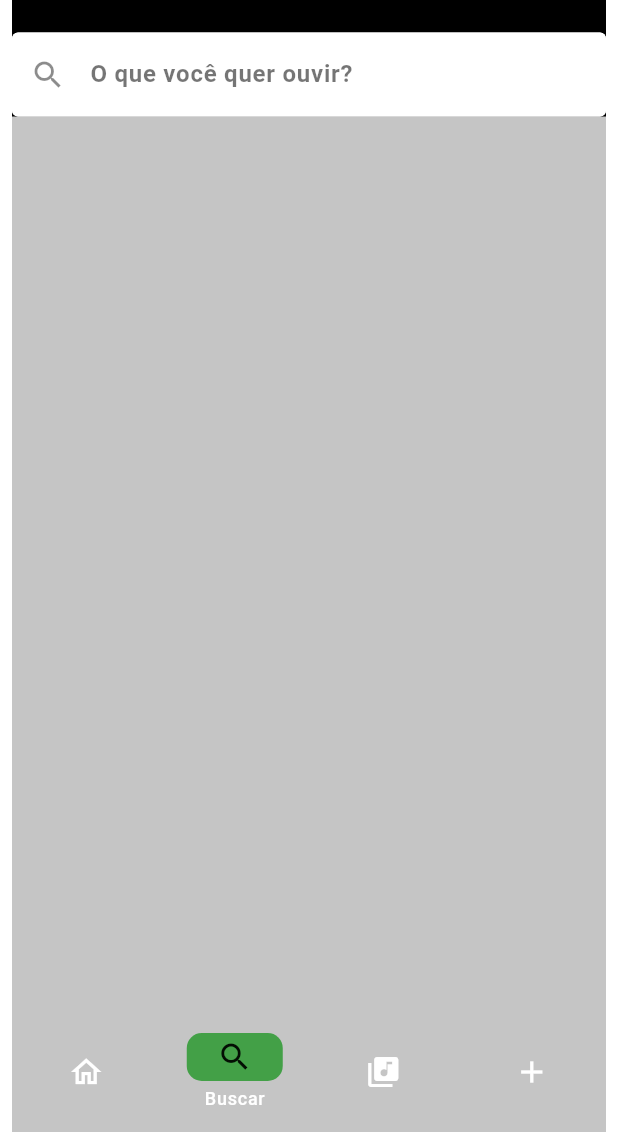
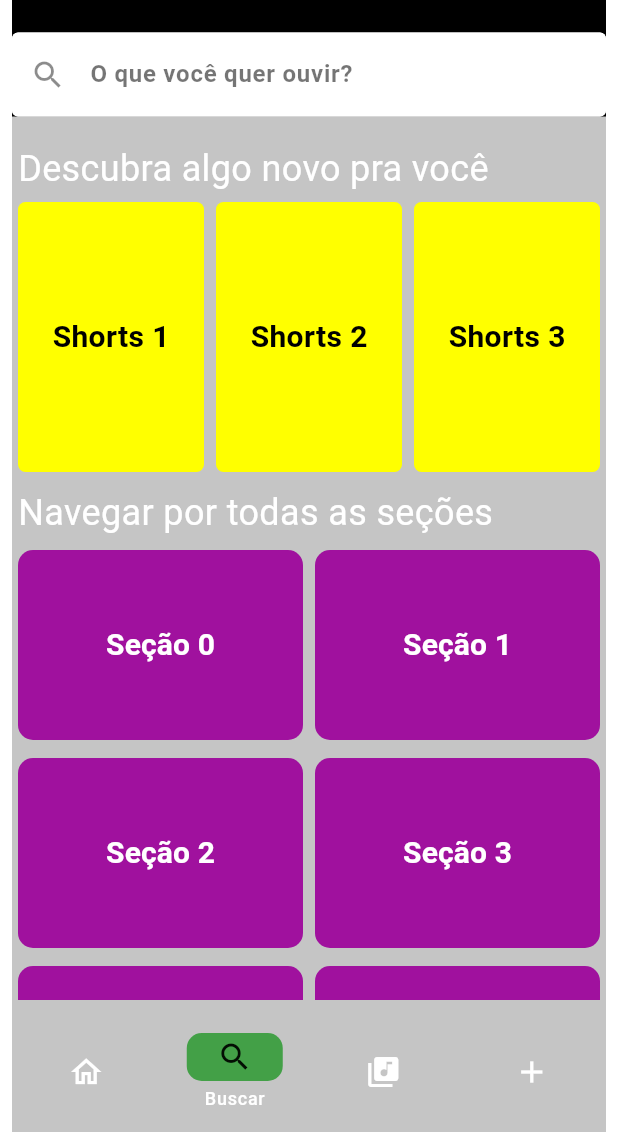
Before and after one commit to DanielMarcosPires/SpotifyClone, a Flutter app: the screen it shows after launch, item 2 of the bottom bar chosen, on a phone screen of 412 x 824 dp, the part 92-1236 px from its top. Run offline on Flutter 3.47's test engine with Material 3 defaults, Android fonts, the phone set to English and light mode, and no system bars.

Commit message:
Fazendo os ajustes gerais.

```diff
--- /dev/null
+++ b/lib/Pages/Search/Components/catalogy.dart
@@ -0,0 +1,66 @@
+import 'dart:math';
+import 'package:flutter/material.dart';
+
+class Catalogy extends StatefulWidget {
+  const Catalogy({super.key});
+
+  @override
+  State<Catalogy> createState() => _CatalogyState();
+}
+
+class _CatalogyState extends State<Catalogy> {
+  // Função para gerar uma cor aleatória
+  Color getRandomColor() {
+    Random random = Random();
+    return Color.fromARGB(
+      255, // Opacidade fixa
+      random.nextInt(180), // Vermelho
+      random.nextInt(180), // Verde
+      random.nextInt(180), // Azul
+    );
+  }
+
+  @override
+  Widget build(BuildContext context) {
+    return Column(
+      crossAxisAlignment: CrossAxisAlignment.start,
+      spacing: 8,
+      children: [
+        Text("Navegar por todas as seções",style: TextStyle(fontSize: 24),),
+        GridView.builder(
+          physics: NeverScrollableScrollPhysics(),
+          shrinkWrap: true,
+          gridDelegate: SliverGridDelegateWithFixedCrossAxisCount(
+            crossAxisCount: 2, // Número de colunas
+            crossAxisSpacing: 8, // Espaçamento horizontal
+            mainAxisSpacing: 12, // Espaçamento vertical
+            childAspectRatio: 1.5, // Ajusta a proporção do item
+          ),
+          itemCount: 12,
+          itemBuilder: (BuildContext context, int index) {
+            return TextButton(
+              onPressed: (){},
+              style: ButtonStyle(
+                padding: WidgetStatePropertyAll(EdgeInsets.all(0)),
+                shape: WidgetStatePropertyAll(
+                  RoundedRectangleBorder(
+                    borderRadius: BorderRadius.circular(10),
+                  )
+                ),
+                backgroundColor: WidgetStatePropertyAll(getRandomColor()),
+              ),
+              child: Text(
+                "Seção $index",
+                style: TextStyle(
+                  fontSize: 20,
+                  fontWeight: FontWeight.bold,
+                  color: Colors.white,
+                ),
+              ),
+            );
+          },
+        ),
+      ],
+    );
+  }
+}
--- /dev/null
+++ b/lib/Pages/Search/Components/shorts_video.dart
@@ -0,0 +1,61 @@
+import 'package:flutter/material.dart';
+
+class ShortsVideo extends StatefulWidget {
+  final List<Widget> children;
+
+  const ShortsVideo({super.key, required this.children});
+
+  @override
+  State<ShortsVideo> createState() => _ShortsVideoState();
+}
+
+class _ShortsVideoState extends State<ShortsVideo> {
+  Widget containsShorts(List<Widget> children) {
+    if (children.isEmpty) {
+      return GridView.builder(
+        shrinkWrap: true,
+        physics: NeverScrollableScrollPhysics(),
+        gridDelegate: SliverGridDelegateWithFixedCrossAxisCount(
+            crossAxisCount: 3, // Número de colunas (pode ser ajustado)
+            crossAxisSpacing: 8,
+            mainAxisSpacing: 8,
+            mainAxisExtent: 180),
+        itemCount: 3,
+        // Número de quadrados
+        itemBuilder: (BuildContext context, int index) {
+          int indexAcc = index + 1;
+          return Container(
+            decoration: BoxDecoration(
+                color: Colors.yellowAccent, borderRadius: BorderRadius.circular(5)),
+            child: Center(
+              child: Text('Shorts $indexAcc',
+                  style: TextStyle(
+                      fontSize: 20,
+                      fontWeight: FontWeight.bold,
+                      color: Colors.black)),
+            ),
+          );
+        },
+      );
+    }
+    return Column(children: children);
+  }
+
+  @override
+  Widget build(BuildContext context) {
+    return Padding(
+      padding: const EdgeInsets.fromLTRB(0, 10, 0, 10),
+      child: Column(
+        spacing: 5,
+        crossAxisAlignment: CrossAxisAlignment.start,
+        children: [
+          Text(
+            "Descubra algo novo pra você",
+            style: TextStyle(fontSize: 24),
+          ),
+          containsShorts(widget.children),
+        ],
+      ),
+    );
+  }
+}
--- a/lib/Pages/Search/Search.dart
+++ b/lib/Pages/Search/Search.dart
@@ -1,4 +1,6 @@
 import 'package:flutter/material.dart';
+import 'package:spotify/Pages/Search/Components/catalogy.dart';
+import 'package:spotify/Pages/Search/Components/shorts_video.dart';
 
 class Search extends StatelessWidget {
   const Search({super.key});
@@ -50,6 +52,17 @@ class Search extends StatelessWidget {
                     filled: true),
                 style: TextStyle(color: Colors.black),
               )),
-            title: Text("Buscar")));
+          title: Text("Buscar")),
+      body: Padding(
+        padding: const EdgeInsets.fromLTRB(4, 8, 4, 8),
+        child: ListView(
+          children: [
+            Column(
+              children: [ShortsVideo(children: []), Catalogy()],
+            )
+          ],
+        ),
+      ),
+    );
   }
 }
--- a/lib/Pages/Start/start.dart
+++ b/lib/Pages/Start/start.dart
@@ -72,6 +72,7 @@ class _StartState extends State<Start> {
           scrollDirection: Axis.vertical,
           children: [
             Column(
+              spacing: 2,
               crossAxisAlignment: CrossAxisAlignment.start,
               children: [
                 Library(),
--- a/lib/layout/layout.dart
+++ b/lib/layout/layout.dart
@@ -1,4 +1,5 @@
 import 'package:flutter/material.dart';
+import 'package:spotify/Pages/LibraryPage/LibraryPage.dart';
 import 'package:spotify/Pages/Search/Search.dart';
 import 'package:spotify/Pages/Start/start.dart';
 
@@ -19,7 +20,7 @@ class _LayoutState extends State<Layout> {
       body: <Widget>[
         Start(),
         Search(),
-        Text("biblioteca"),
+        Librarypage(),
         Text("Mais")
       ][currentPageIndex],
       bottomNavigationBar: NavigationBar(
```
Also changed, not shown: lib/Components/playlist.dart (+22 -16 lines), lib/Pages/LibraryPage/LibraryPage.dart (added, +59 -0 lines), lib/Pages/Start/Components/Library/library.dart (+15 -3 lines). Lines whose indentation alone changed are shown as unchanged.
